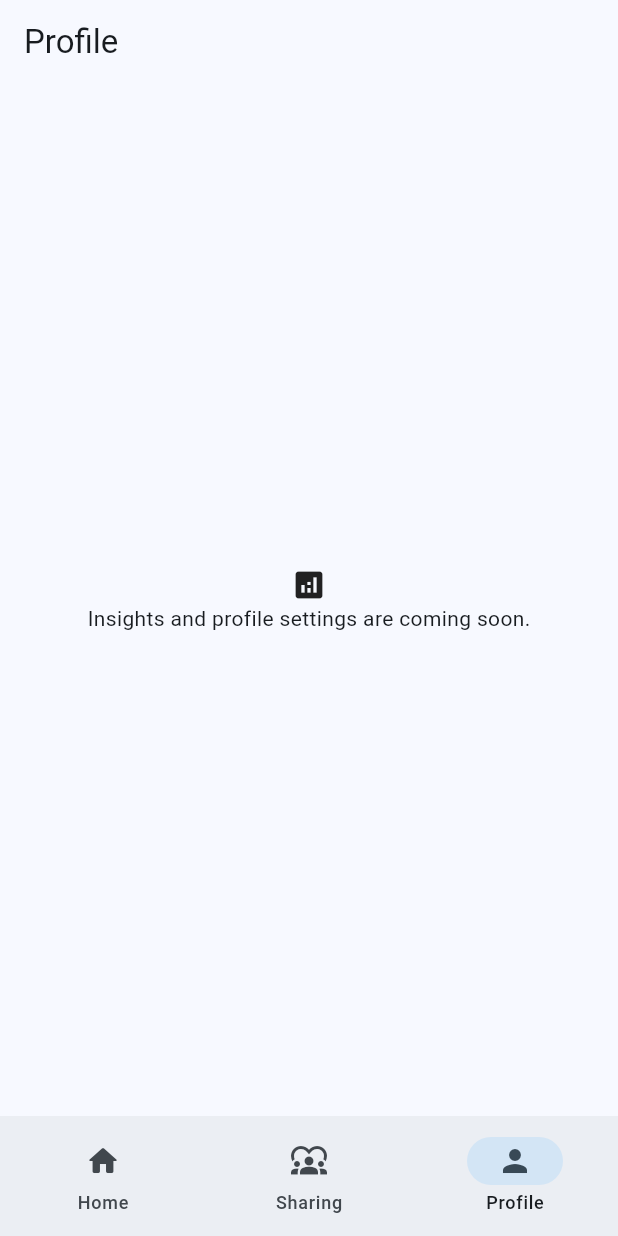
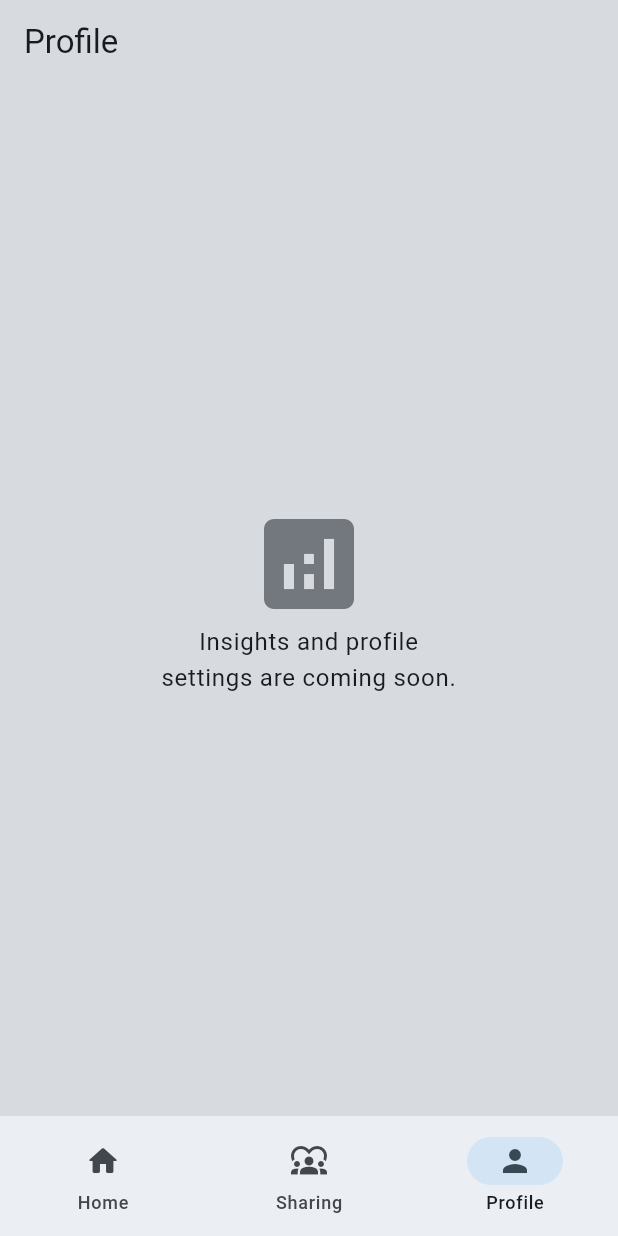
Before and after one commit to vickyalem/flow, a Flutter app: the screen it shows after launch, item 3 of the bottom bar chosen, on a phone screen of 412 x 824 dp. Run offline on Flutter 3.47's test engine with Material 3 defaults, Android fonts, the light colour scheme and no system bars; our stand-ins replace drift; missing offline and left inert: drift_db_viewer; accounts and stored records are empty; generated files the repository leaves out were written again.

Commit message:
minor edits

```diff
--- a/lib/views/main_body.dart
+++ b/lib/views/main_body.dart
@@ -31,7 +31,10 @@ class _MainBodyState extends State<MainBody> {
       case 0:
         return [
           IconButton(
-            icon: const Icon(Icons.more_vert),
+            icon: Icon(
+              Icons.more_vert,
+              color: Theme.of(context).colorScheme.secondary,
+            ),
             tooltip: 'Show Snackbar',
             onPressed: () {
               Navigator.push(
@@ -42,7 +45,10 @@ class _MainBodyState extends State<MainBody> {
             },
           ),
           IconButton(
-            icon: const Icon(Icons.add_circle),
+            icon: Icon(
+              Icons.add_circle,
+              color: Theme.of(context).colorScheme.primary,
+            ),
             tooltip: 'Go to the next page',
             onPressed: () {
               Navigator.push(
@@ -60,7 +66,9 @@ class _MainBodyState extends State<MainBody> {
   @override
   Widget build(BuildContext context) {
     return Scaffold(
+      backgroundColor: Theme.of(context).colorScheme.surfaceDim,
       appBar: AppBar(
+        backgroundColor: Theme.of(context).colorScheme.surfaceDim,
         title: Text(_titles[currentPageIndex]),
         actions: _actions(context),
       ),
--- a/lib/views/profile_page.dart
+++ b/lib/views/profile_page.dart
@@ -5,12 +5,24 @@ class ProfilePage extends StatelessWidget {
 
   @override
   Widget build(BuildContext context) {
-    return const Center(
+    debugPrint('${Theme.of(context).colorScheme}');
+    return Center(
       child: Column(
         mainAxisAlignment: MainAxisAlignment.center,
         children: [
-          Icon(Icons.analytics),
-          Text("Insights and profile settings are coming soon.")
+          Icon(
+            Icons.analytics,
+            color: Theme.of(context).colorScheme.outline,
+            size: 80,
+          ),
+          SizedBox(
+            width: 200,
+            child: Text(
+              "Insights and profile settings are coming soon.",
+              style: Theme.of(context).textTheme.bodyLarge,
+              textAlign: TextAlign.center,
+            ),
+          )
         ],
       ),
     );
```
Also changed, not shown: lib/views/home_page.dart (+13 -3 lines), lib/views/sharing_page.dart (+14 -3 lines), lib/widgets/customCard.dart (+24 -11 lines).
